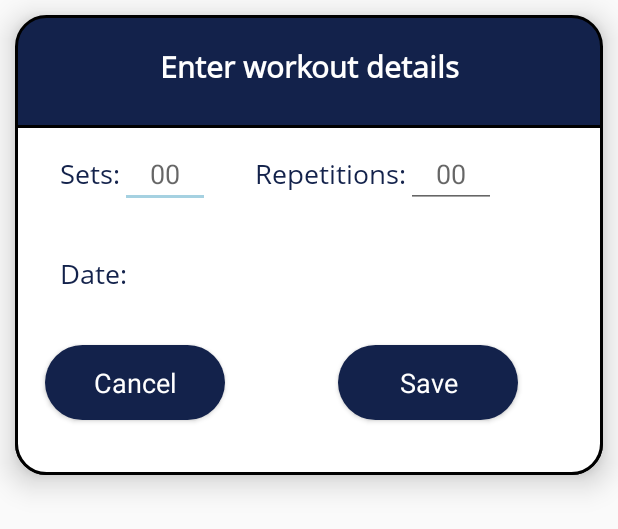
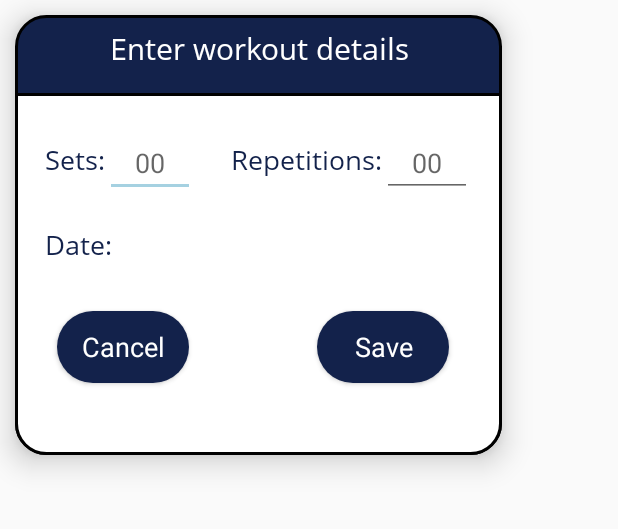
Before and after one commit to TeamB7/On-Your-Toes, an Android app: the layout pop_up_window.xml on its own in the app's theme, with its tools: preview values and no code run, on a phone screen of 412 x 824 dp. Shown: the top 529 px of the screen. Run offline under Robolectric (Android 15) with nearby library versions, the phone set to English and light mode, and no system bars; Roboto replaces fonts that are not available here.

Commit message:
Fixed all UI issues

```diff
--- a/app/src/main/res/layout/fragment_change_address.xml
+++ b/app/src/main/res/layout/fragment_change_address.xml
@@ -25,7 +25,7 @@
         android:id="@+id/ed_change_suburb"
         android:layout_width="300dp"
         android:layout_height="48dp"
-        android:layout_marginTop="44dp"
+        android:layout_marginTop="60dp"
         android:background="@drawable/roundedtext"
         android:drawableLeft="@drawable/ic_my_location_black_24dp"
         android:drawablePadding="16dp"
@@ -36,6 +36,7 @@
         android:paddingTop="12dp"
         android:paddingRight="18dp"
         android:paddingBottom="12dp"
+        android:textColor="@color/colorPrimary"
         android:textCursorDrawable="@drawable/cursor"
         android:textSize="18sp"
         app:layout_constraintEnd_toEndOf="parent"
@@ -55,7 +56,7 @@
         android:paddingTop="8dp"
         android:paddingRight="80dp"
         android:paddingBottom="8dp"
-        android:text="Submit"
+        android:text="Set"
         android:textAllCaps="false"
         android:textColor="@color/white"
         android:textSize="20sp"
@@ -64,7 +65,7 @@
         app:layout_constraintHorizontal_bias="0.762"
         app:layout_constraintStart_toStartOf="parent"
         app:layout_constraintTop_toBottomOf="@+id/ed_change_suburb"
-        app:layout_constraintVertical_bias="0.156" />
+        app:layout_constraintVertical_bias="0.082" />
 
     <Button
         android:id="@+id/cancel_change_btn"
@@ -87,7 +88,7 @@
         app:layout_constraintHorizontal_bias="0.216"
         app:layout_constraintStart_toStartOf="parent"
         app:layout_constraintTop_toBottomOf="@+id/ed_change_suburb"
-        app:layout_constraintVertical_bias="0.156" />
+        app:layout_constraintVertical_bias="0.082" />
 
     <TextView
         android:id="@+id/textView10"
@@ -95,7 +96,7 @@
         android:layout_height="wrap_content"
         android:layout_marginTop="212dp"
         android:ems="14"
-        android:gravity="start|center_horizontal"
+        android:gravity="center|center_horizontal"
         android:justificationMode="inter_word"
         android:text="Set your current location"
         android:textSize="18sp"
--- a/app/src/main/res/layout/fragment_exercise.xml
+++ b/app/src/main/res/layout/fragment_exercise.xml
@@ -51,10 +51,11 @@
 
     <WebView
         android:id="@+id/exercise_image"
-        app:layout_constraintTop_toBottomOf="@+id/toolbar4"
         android:layout_width="match_parent"
         android:layout_height="280dp"
-        android:layout_margin="5dp"/>
+        android:layout_margin="5dp"
+        app:layout_constraintStart_toStartOf="parent"
+        app:layout_constraintTop_toBottomOf="@+id/toolbar4" />
 
     <TextView
         android:id="@+id/exercise_tv"
--- a/app/src/main/res/layout/pop_up_window.xml
+++ b/app/src/main/res/layout/pop_up_window.xml
@@ -1,9 +1,11 @@
 <?xml version="1.0" encoding="utf-8"?>
-<RelativeLayout xmlns:android="http://schemas.android.com/apk/res/android"
+<androidx.constraintlayout.widget.ConstraintLayout xmlns:android="http://schemas.android.com/apk/res/android"
     xmlns:app="http://schemas.android.com/apk/res-auto"
+    xmlns:tools="http://schemas.android.com/tools"
     android:layout_width="wrap_content"
     android:layout_height="wrap_content"
     android:layout_margin="10dp"
+
     android:background="@drawable/popbox_background_dark"
     android:elevation="12dp">
 
@@ -11,115 +13,153 @@
         android:id="@+id/pou_up_tv"
         android:layout_width="match_parent"
         android:layout_height="wrap_content"
-        android:layout_marginTop="20dp"
         android:fontFamily="@font/open_sans"
+        android:layout_marginTop="8dp"
         android:gravity="center_horizontal"
         android:text="Enter workout details"
         android:textAlignment="center"
         android:textColor="@color/white"
         android:textSize="20sp"
-        android:textStyle="bold"
-        app:fontFamily="@font/open_sans" />
+        app:fontFamily="@font/open_sans"
+        app:layout_constraintEnd_toEndOf="parent"
+        app:layout_constraintStart_toStartOf="parent"
+        app:layout_constraintTop_toTopOf="parent" />
 
-    <GridLayout
-        android:layout_width="match_parent"
-        android:layout_height="233dp"
+    <androidx.constraintlayout.widget.ConstraintLayout
+        android:layout_width="wrap_content"
+        android:layout_height="wrap_content"
         android:layout_below="@+id/pou_up_tv"
-        android:layout_marginTop="25dp"
-        android:background="@drawable/popbox_background">
+        android:layout_marginTop="16dp"
+        android:background="@drawable/popbox_background"
+        app:layout_constraintBottom_toBottomOf="parent"
+        app:layout_constraintEnd_toEndOf="parent"
+        app:layout_constraintStart_toStartOf="parent"
+        app:layout_constraintTop_toBottomOf="@+id/pou_up_tv">
+
 
         <EditText
             android:id="@+id/sets_ed"
             android:layout_width="60dp"
-            android:layout_row="0"
-            android:layout_column="1"
-            android:layout_marginTop="10dp"
+            android:layout_height="wrap_content"
+            android:layout_marginTop="24dp"
             android:focusable="true"
             android:focusableInTouchMode="true"
             android:gravity="center_horizontal"
             android:hint="00"
             android:textAlignment="center"
-            android:textSize="18sp" />
-
+            android:textSize="18sp"
+            app:layout_constraintStart_toEndOf="@+id/textView13"
+            app:layout_constraintTop_toTopOf="parent" />
 
         <EditText
             android:id="@+id/reps_ed"
             android:layout_width="60dp"
-            android:layout_row="0"
-            android:layout_column="3"
-            android:layout_marginTop="10dp"
+            android:layout_height="wrap_content"
+            android:layout_marginTop="24dp"
+            android:layout_marginEnd="20dp"
+            android:layout_marginRight="20dp"
             android:focusable="true"
             android:focusableInTouchMode="true"
             android:gravity="center_horizontal"
             android:hint="00"
-            android:textAlignment="center" />
+            android:textAlignment="center"
+            app:layout_constraintEnd_toEndOf="parent"
+            app:layout_constraintHorizontal_bias="0.0"
+            app:layout_constraintStart_toEndOf="@+id/textView11"
+            app:layout_constraintTop_toTopOf="parent" />
 
         <TextView
+            android:id="@+id/textView11"
             android:layout_width="wrap_content"
             android:layout_height="wrap_content"
             android:layout_row="0"
             android:layout_column="2"
-            android:layout_marginStart="30dp"
-            android:layout_marginLeft="30dp"
-            android:layout_marginTop="10dp"
+            android:layout_marginStart="24dp"
+            android:layout_marginLeft="24dp"
+            android:layout_marginTop="32dp"
             android:fontFamily="@font/open_sans"
             android:text="Repetitions:"
             android:textColor="@color/colorPrimary"
             android:textSize="18sp"
-            app:fontFamily="@font/open_sans" />
+            app:fontFamily="@font/open_sans"
+            app:layout_constraintStart_toEndOf="@+id/sets_ed"
+            app:layout_constraintTop_toTopOf="parent" />
 
         <TextView
+            android:id="@+id/textView13"
             android:layout_width="wrap_content"
             android:layout_height="wrap_content"
             android:layout_row="0"
             android:layout_column="0"
-            android:layout_marginStart="30dp"
-            android:layout_marginLeft="40dp"
-            android:layout_marginTop="10dp"
+            android:layout_marginStart="20dp"
+            android:layout_marginLeft="20dp"
+            android:layout_marginTop="32dp"
             android:fontFamily="@font/open_sans"
             android:text="Sets:"
             android:textColor="@color/colorPrimary"
-            android:textSize="18sp" />
-    </GridLayout>
-
-    <TextView
-        android:id="@+id/date_tv"
-        android:layout_width="wrap_content"
-        android:layout_height="wrap_content"
-        android:layout_marginStart="30dp"
-        android:layout_marginLeft="40dp"
-        android:layout_marginTop="160dp"
-        android:fontFamily="@font/open_sans"
-        android:text="Date:"
-        android:textColor="@color/colorPrimary"
-        android:textSize="18sp" />
-
-    <Button
-        android:id="@+id/like_btn"
-        android:layout_width="120dp"
-        android:layout_height="50dp"
-        android:layout_marginStart="20dp"
-        android:layout_marginLeft="40dp"
-        android:layout_marginTop="220dp"
-        android:background="@drawable/buttonselect"
-        android:text="Cancel"
-        android:textAppearance="@style/TextAppearance.AppCompat.Body1"
-        android:textColor="@color/white"
-        android:textSize="18sp" />
+            android:textSize="18sp"
+            app:layout_constraintStart_toStartOf="parent"
+            app:layout_constraintTop_toTopOf="parent" />
 
         <Button
             android:id="@+id/finish_btn"
-        android:layout_width="120dp"
-        android:layout_height="50dp"
-        android:layout_marginStart="75dp"
-        android:layout_marginLeft="120dp"
-        android:layout_marginTop="220dp"
+            android:layout_width="wrap_content"
+            android:layout_height="wrap_content"
+            android:layout_below="@+id/date_tv"
+            android:layout_alignParentEnd="true"
+            android:layout_alignParentRight="true"
+            android:layout_marginStart="32dp"
+            android:layout_marginLeft="32dp"
+            android:layout_marginBottom="48dp"
             android:layout_toEndOf="@+id/like_btn"
             android:layout_toRightOf="@+id/like_btn"
             android:background="@drawable/buttonselect"
             android:text="Save"
             android:textAppearance="@style/TextAppearance.AppCompat.Body1"
             android:textColor="@color/white"
-        android:textSize="18sp" />
+            android:textSize="18sp"
+            app:layout_constraintBottom_toBottomOf="parent"
+            app:layout_constraintEnd_toEndOf="parent"
+            app:layout_constraintHorizontal_bias="0.605"
+            app:layout_constraintStart_toEndOf="@+id/like_btn"
+            app:layout_constraintTop_toBottomOf="@+id/date_tv"
+            app:layout_constraintVertical_bias="1.0" />
 
-</RelativeLayout>
+        <Button
+            android:id="@+id/like_btn"
+            android:layout_width="wrap_content"
+            android:layout_height="wrap_content"
+            android:layout_row="2"
+            android:layout_column="1"
+            android:layout_alignParentStart="true"
+            android:layout_alignParentLeft="true"
+            android:layout_marginStart="28dp"
+            android:layout_marginLeft="28dp"
+            android:layout_marginTop="32dp"
+            android:layout_marginBottom="48dp"
+            android:background="@drawable/buttonselect"
+            android:text="Cancel"
+            android:textAppearance="@style/TextAppearance.AppCompat.Body1"
+            android:textColor="@color/white"
+            android:textSize="18sp"
+            app:layout_constraintBottom_toBottomOf="parent"
+            app:layout_constraintStart_toStartOf="parent"
+            app:layout_constraintTop_toBottomOf="@+id/date_tv"
+            app:layout_constraintVertical_bias="1.0" />
+
+        <TextView
+            android:id="@+id/date_tv"
+            android:layout_width="wrap_content"
+            android:layout_height="wrap_content"
+            android:layout_marginStart="20dp"
+            android:layout_marginLeft="20dp"
+            android:layout_marginTop="32dp"
+            android:fontFamily="@font/open_sans"
+            android:text="Date:"
+            android:textColor="@color/colorPrimary"
+            android:textSize="18sp"
+            app:layout_constraintStart_toStartOf="parent"
+            app:layout_constraintTop_toBottomOf="@+id/textView13" />
+    </androidx.constraintlayout.widget.ConstraintLayout>
+
+</androidx.constraintlayout.widget.ConstraintLayout>
--- a/app/src/main/res/layout/pop_up_window_exercise_more.xml
+++ b/app/src/main/res/layout/pop_up_window_exercise_more.xml
@@ -22,7 +22,7 @@
 
     <GridLayout
         android:layout_width="match_parent"
-        android:layout_height="217dp"
+        android:layout_height="233dp"
         android:layout_below="@+id/pou_up_tv"
         android:layout_marginTop="30dp"
         android:background="@drawable/popbox_background">
```
Lines whose indentation alone changed are shown as unchanged.
